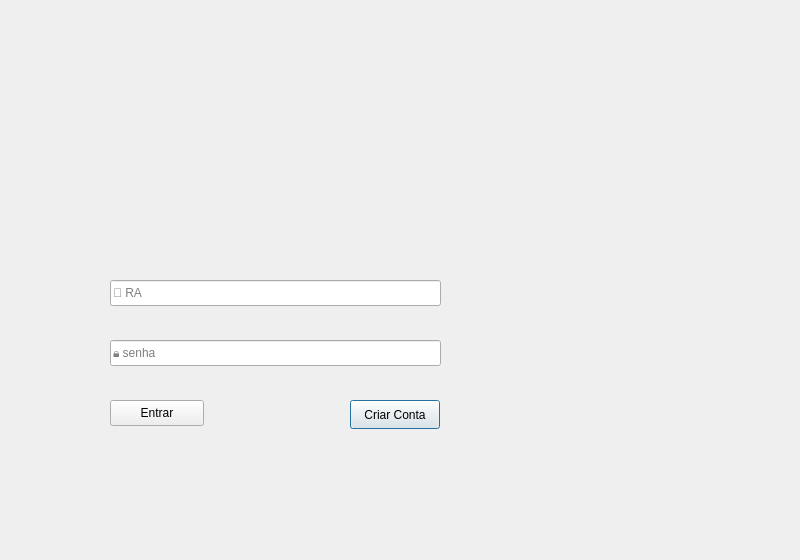
Old version of the form Código final/logindialog.ui in the repository AnnaCSantos/Trabalho-Engenharia_de_Software.
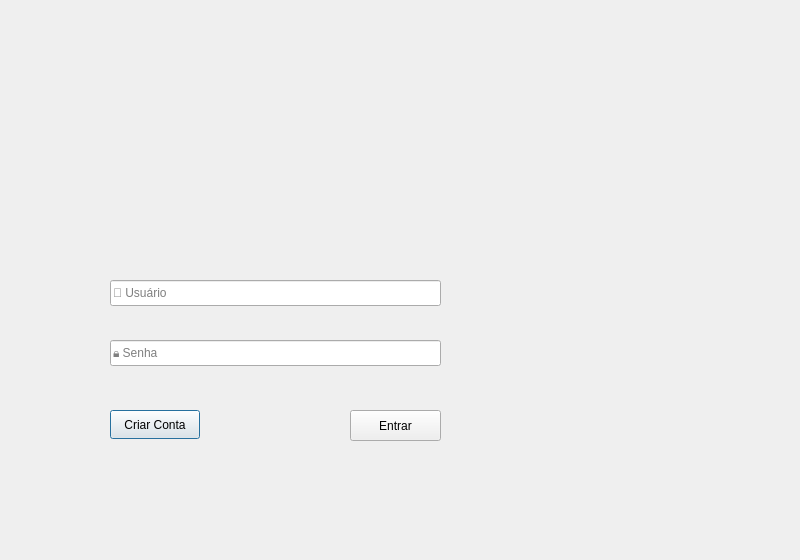
New version of the form. Icons and pictures are not drawn.

Diff of the .ui file:
```diff
--- a/Código final/logindialog.ui
+++ b/Código final/logindialog.ui
@@ -54,8 +54,11 @@
      <height>26</height>
     </rect>
    </property>
+   <property name="text">
+    <string/>
+   </property>
    <property name="placeholderText">
-    <string>👤 RA</string>
+    <string>👤 Usuário</string>
    </property>
   </widget>
   <widget class="QLineEdit" name="line_senha">
@@ -67,8 +70,11 @@
      <height>26</height>
     </rect>
    </property>
+   <property name="text">
+    <string/>
+   </property>
    <property name="placeholderText">
-    <string>🔒 senha</string>
+    <string>🔒 Senha</string>
    </property>
   </widget>
   <widget class="QPushButton" name="entrarButton">
@@ -77,10 +83,10 @@
    </property>
    <property name="geometry">
     <rect>
-     <x>110</x>
-     <y>400</y>
-     <width>94</width>
-     <height>26</height>
+     <x>350</x>
+     <y>410</y>
+     <width>91</width>
+     <height>31</height>
     </rect>
    </property>
    <property name="autoFillBackground">
@@ -108,8 +114,8 @@
   <widget class="QPushButton" name="criarconta">
    <property name="geometry">
     <rect>
-     <x>350</x>
-     <y>400</y>
+     <x>110</x>
+     <y>410</y>
      <width>90</width>
      <height>29</height>
     </rect>
```
Left out of the diff: 12 changed lines with no effect on the pictures.
